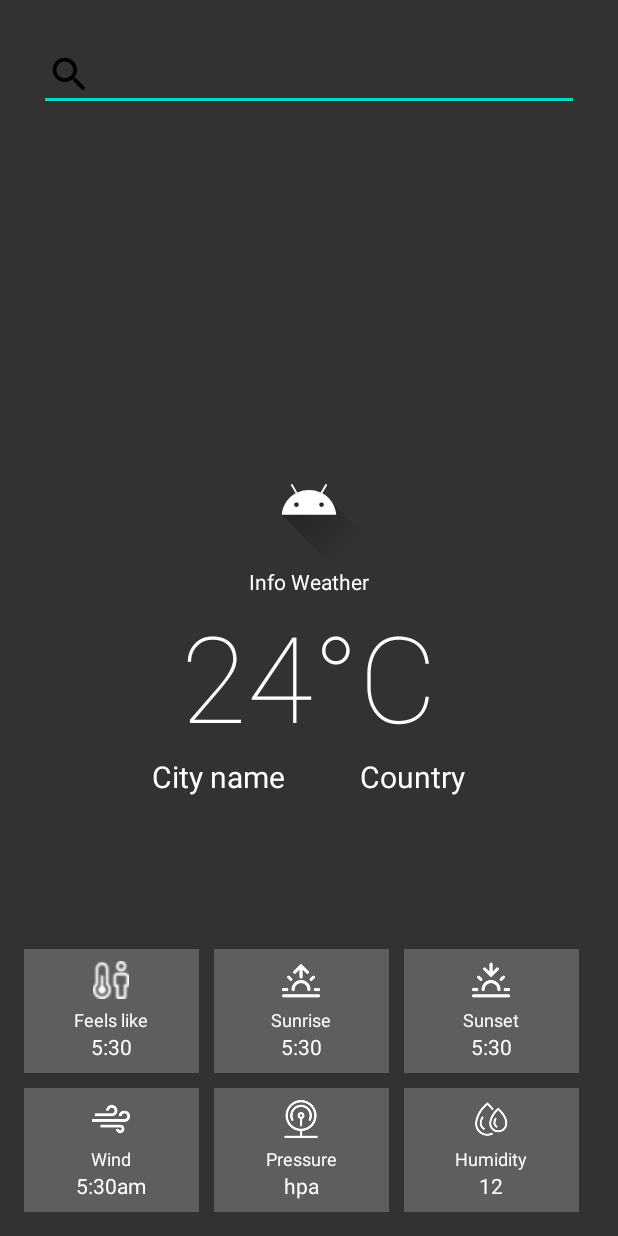
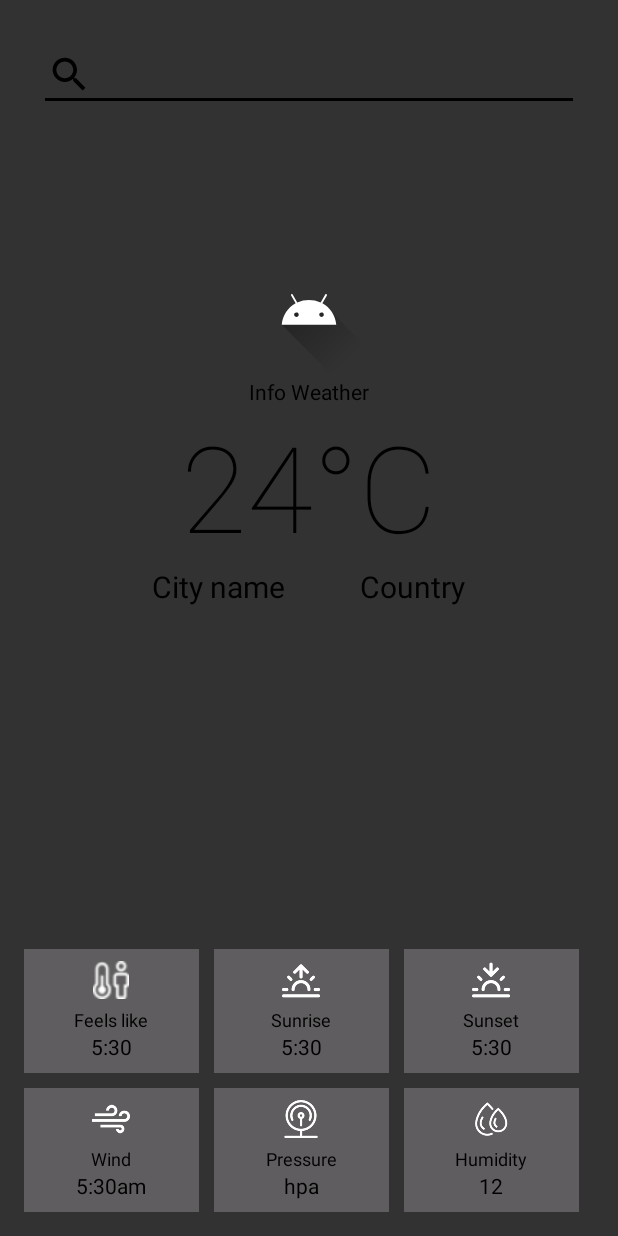
Before and after one commit to rimz178/WeatherApp, an Android app: the layout activity_main.xml on its own in the app's theme, with its tools: preview values and no code run, on a phone screen of 412 x 824 dp. Run offline under Robolectric (Android 15) with nearby library versions, the phone set to English and light mode, and no system bars.

Commit message:
some ui fix

```diff
--- a/app/src/main/java/fi/tuni/weatherapp/view/MainActivity.kt
+++ b/app/src/main/java/fi/tuni/weatherapp/view/MainActivity.kt
@@ -303,7 +303,7 @@ class MainActivity : AppCompatActivity() {
                 window.clearFlags(WindowManager.LayoutParams.FLAG_TRANSLUCENT_STATUS)
 
                 binding.mainContent.background = ContextCompat.getDrawable(
-                    this@MainActivity, R.drawable.clears
+                    this@MainActivity, R.drawable.sunny12
                 )
 
             }
@@ -325,10 +325,8 @@ class MainActivity : AppCompatActivity() {
     @SuppressLint("SetTextI18n")
     @RequiresApi(Build.VERSION_CODES.O)
     private fun gettData(body: WeatherModel?) {
-    /*    binding.mainContent.visibility = VISIBLE
-        binding.pbLoading.visibility = View.GONE
-*/
-        binding.temp.text = kelvinToCelsius( body!!.main.temp).toString() + "°C"
+
+      binding.temp.text = kelvinToCelsius( body!!.main.temp).toString() + "°C"
         binding.city.text = body.name
         binding.country.text = body.sys.country
         binding.feelsLike.text = kelvinToCelsius(body.main.feelsLike).toString() +"°C"
@@ -352,7 +350,7 @@ class MainActivity : AppCompatActivity() {
 
 
 private fun getTime(timestamp1 : Long): String? {
-        val times= SimpleDateFormat("k:mm", Locale.ENGLISH)
+        val times= SimpleDateFormat("k:mm", Locale.getDefault())
         val date = Date( timestamp1* 1000)
         return times.format(date)
     }
--- a/app/src/main/res/layout/activity_main.xml
+++ b/app/src/main/res/layout/activity_main.xml
@@ -61,8 +61,7 @@
                         android:inputType="text"
                         android:lines="1"
                         android:minHeight="48dp"
-                        android:padding="5dp"
-                        android:textColor="#FFFFFF" />
+                        android:padding="5dp" />
 
 
                 </LinearLayout>
@@ -73,13 +72,13 @@
                 android:id="@+id/overviewContainer"
                 android:layout_width="match_parent"
                 android:layout_height="wrap_content"
-                android:layout_centerInParent="true"
+                 android:layout_marginTop="150dp"
                 android:orientation="vertical">
 
 
                 <ImageView
                     android:id="@+id/img_weather_icon"
-                    android:layout_width="89dp"
+                    android:layout_width="100dp"
                     android:layout_height="85dp"
                     android:layout_gravity="center"
                     android:src="@drawable/ic_launcher_foreground"
@@ -90,7 +89,9 @@
                     android:layout_width="wrap_content"
                     android:layout_height="wrap_content"
                     android:layout_gravity="center"
-                    android:text="@string/info_weather" />
+                    android:text="@string/info_weather"
+
+                    />
 
 
                 <TextView
@@ -160,7 +161,9 @@
                             android:layout_height="25dp"
                             android:contentDescription="@string/feels_like_des"
                             android:src="@drawable/temperature"
-                            app:tint="#FFF">
+                            app:tint="#FFF"
+                            >
+
 
                         </ImageView>
 
@@ -169,7 +172,6 @@
                             android:layout_height="5dp" />
 
                         <TextView
-
                             android:layout_width="wrap_content"
                             android:layout_height="wrap_content"
                             android:text="@string/feels_like"
--- a/app/src/main/res/values/colors.xml
+++ b/app/src/main/res/values/colors.xml
@@ -9,7 +9,8 @@
     <color name="white">#FFFFFFFF</color>
     <color name="colorPrimary">#6200EE</color>
     <color name="colorPrimaryDark">#3700B3</color>
-    <color name="colorAccent">#03DAC5</color>
+    <color name="colorAccent">#000000</color>
+
 
 
 </resources>
--- a/app/src/main/res/values/themes.xml
+++ b/app/src/main/res/values/themes.xml
@@ -10,11 +10,12 @@
         <item name="colorSecondaryVariant">@color/teal_700</item>
         <item name="colorOnSecondary">@color/black</item>
         <!-- Status bar color. -->
-        <item name="android:statusBarColor" >?attr/colorPrimaryVariant</item>
+        <item name="android:statusBarColor" >@color/black</item>
         <!-- Customize your theme here. -->
         <item name="colorPrimaryDark">#122259</item>
         <item name="colorAccent">@color/colorAccent</item>
-        <item name="android:textColor">#FFFFFF</item>
+        <item name="android:textColor">#000000</item>
+
 
     </style>
 
```
Also changed, not shown: app/src/main/res/drawable/clears.jpg (deleted), app/src/main/res/drawable/freesky12.jpg (added).
